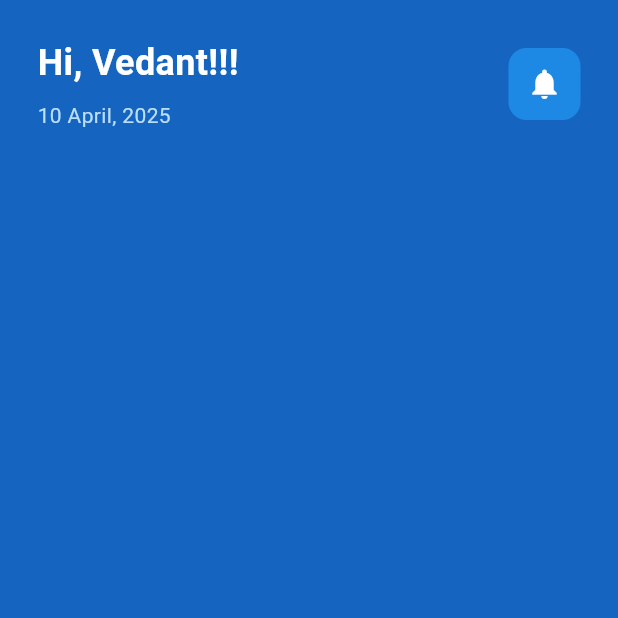
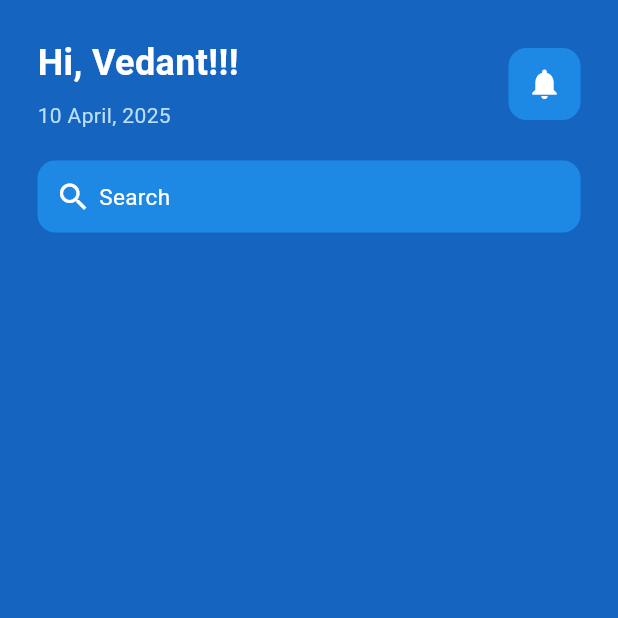
Before and after one commit to Xxvedant7xX/MentalHealthApp, a Flutter app: the screen it shows after launch, on a phone screen of 412 x 824 dp, the top half of it. Run offline on Flutter 3.47's test engine with Material 3 defaults, Android fonts, the phone set to English and light mode, and no system bars.

Commit message:
added search bar

```diff
--- a/lib/pages/home_page.dart
+++ b/lib/pages/home_page.dart
@@ -1,4 +1,4 @@
-// ignore_for_file: prefer_const_constructors, prefer_const_literals_to_create_immutables
+// ignore_for_file: prefer_const_constructors, prefer_const_literals_to_create_immutables, avoid_unnecessary_containers
 
 import 'package:flutter/material.dart';
 
@@ -53,9 +53,34 @@ class _HomePageState extends State<HomePage> {
                )
               ],
              ),
+             SizedBox(
+              height: 20,
+             ),
 
            // Search Bar
-
+           Container(
+            decoration: BoxDecoration(
+              color: Colors.blue[600],
+              borderRadius:BorderRadius.circular(12),
+              ),
+              padding: EdgeInsets.all(12),
+            child:Row(children: [
+              Icon(Icons.search,
+              color: Colors.white,
+              ),
+              SizedBox(
+                width: 5,
+                ),
+              Text(
+                'Search',
+              style: TextStyle(
+                color: Colors.white,
+                 fontSize: 15
+                 ),
+              ),
+            ],
+            ),
+             ),
            ],
           ),
         ),
```
